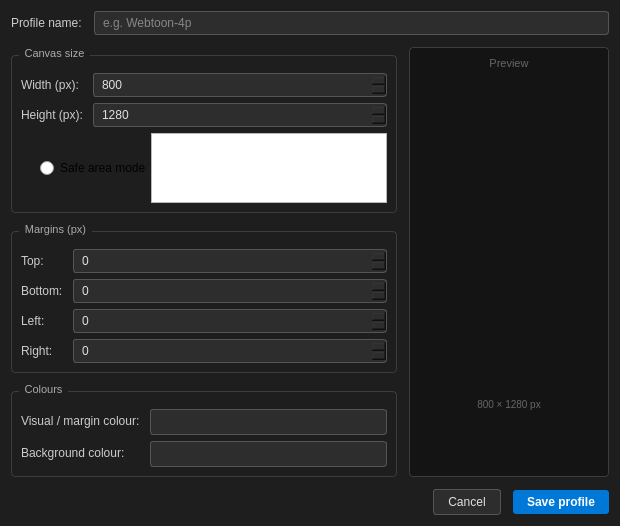
The window that widgets/canvasprofiledialog/canvasprofiledialog.ui (ShadobaDev/Platemaker-qt) describes before a commit, drawn with Qt 5.
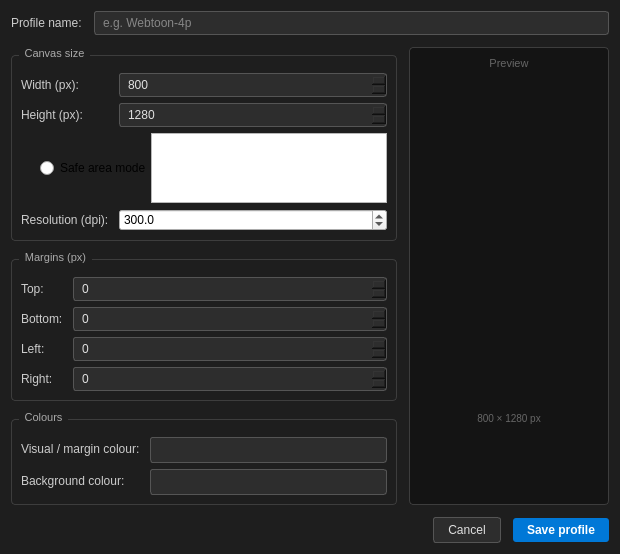
The same window after the commit.

Commit message: feat(profiles): add a resolution field to canvas and output profiles

Diff of the .ui file:
```diff
--- a/widgets/canvasprofiledialog/canvasprofiledialog.ui
+++ b/widgets/canvasprofiledialog/canvasprofiledialog.ui
@@ -186,6 +186,32 @@
             </item>
            </layout>
           </item>
+          <item row="3" column="0">
+           <widget class="QLabel" name="labelDpi">
+            <property name="text">
+             <string>Resolution (dpi):</string>
+            </property>
+           </widget>
+          </item>
+          <item row="3" column="1">
+           <widget class="QDoubleSpinBox" name="spinBoxDpi">
+            <property name="toolTip">
+             <string>The resolution you draw at. The template records it, so a drawing app sizes the canvas as intended. Rendering works in pixels and ignores it.</string>
+            </property>
+            <property name="decimals">
+             <number>1</number>
+            </property>
+            <property name="minimum">
+             <double>1.000000000000000</double>
+            </property>
+            <property name="maximum">
+             <double>9999.000000000000000</double>
+            </property>
+            <property name="value">
+             <double>300.000000000000000</double>
+            </property>
+           </widget>
+          </item>
          </layout>
         </widget>
        </item>
```
The commit also changes 10 other files.
